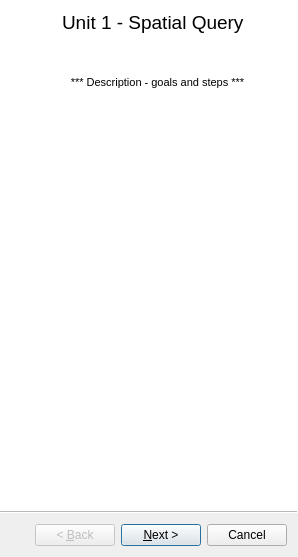
Above: unit_1_wizard.ui from Charlotteg/QGISforSchools before the change. Below: the same form after it.
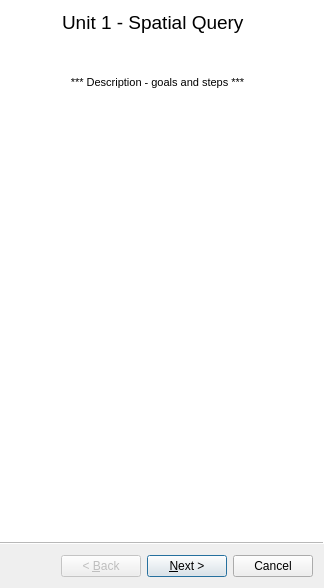
That is the form after the change.

Patch:
```diff
--- a/unit_1_wizard.ui
+++ b/unit_1_wizard.ui
@@ -9,8 +9,8 @@
    <rect>
     <x>0</x>
     <y>0</y>
-    <width>298</width>
-    <height>557</height>
+    <width>324</width>
+    <height>588</height>
    </rect>
   </property>
   <property name="windowTitle">
```
Left out of the diff: 2 changed lines with no effect on the pictures.
